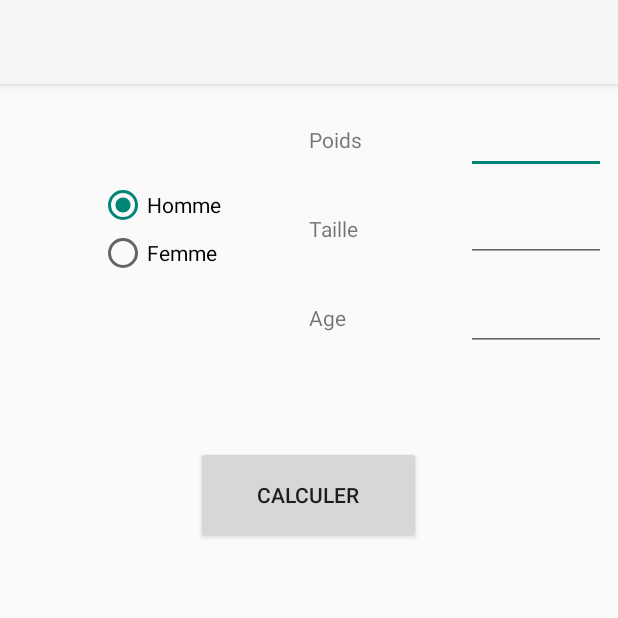
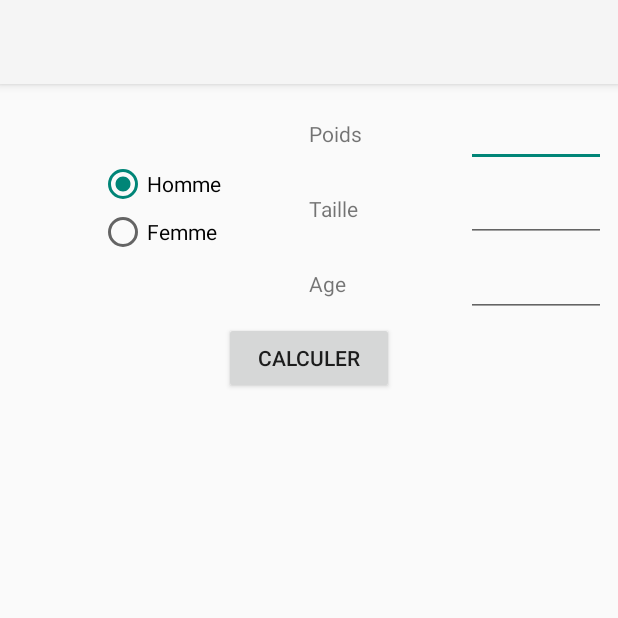
Before and after one commit to AudreyGuilbaud/androidCoach, an Android app: the screen it shows after launch (CoachActivity), on a phone screen of 412 x 824 dp, the top half of it. Run offline under Robolectric (Android 15) with nearby library versions, the phone set to English and light mode, and no system bars.

Commit message:
Modification Interface

```diff
--- a/src/main/res/layout/content_coach.xml
+++ b/src/main/res/layout/content_coach.xml
@@ -22,8 +22,8 @@
 
         <LinearLayout
             android:orientation="horizontal"
-            android:layout_width="fill_parent"
-            android:layout_height="fill_parent"
+            android:layout_width="match_parent"
+            android:layout_height="450dp"
             android:layout_gravity="center_horizontal"
             android:layout_weight="0.25">
 
@@ -138,8 +138,8 @@
 
         <LinearLayout
             android:orientation="horizontal"
-            android:layout_width="fill_parent"
-            android:layout_height="fill_parent"
+            android:layout_width="match_parent"
+            android:layout_height="350dp"
             android:layout_gravity="center_horizontal"
             android:layout_weight="0.25"
             android:gravity="center_vertical|center_horizontal"
@@ -147,16 +147,16 @@
 
             <Button
                 android:layout_width="wrap_content"
-                android:layout_height="65dp"
+                android:layout_height="wrap_content"
                 android:text="Calculer"
                 android:id="@+id/btnCalc"
-                android:layout_weight="0.19" />
+                android:layout_weight="0.07" />
         </LinearLayout>
 
         <LinearLayout
             android:orientation="horizontal"
-            android:layout_width="fill_parent"
-            android:layout_height="fill_parent"
+            android:layout_width="match_parent"
+            android:layout_height="400dp"
             android:layout_gravity="center_horizontal"
             android:layout_weight="0.25"
             android:gravity="center_vertical|center_horizontal">
@@ -180,8 +180,8 @@
             android:layout_weight="0.25">
 
             <ScrollView
-                android:layout_width="fill_parent"
-                android:layout_height="fill_parent"
+                android:layout_width="match_parent"
+                android:layout_height="match_parent"
                 android:id="@+id/scrollView" >
 
                 <LinearLayout
```
